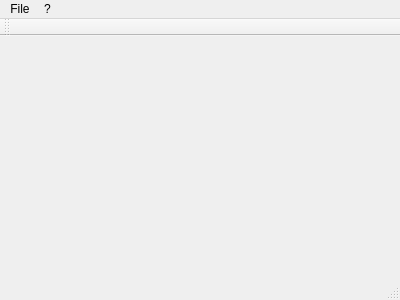
First picture: the form in QTP/mainwindow.ui, repository Qu3tzal/TpQt, before the edit.
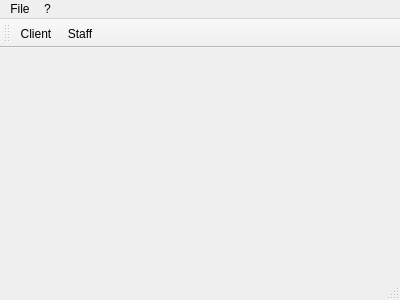
Second picture: the form after the edit.

The edit to the form file:
```diff
--- a/QTP/mainwindow.ui
+++ b/QTP/mainwindow.ui
@@ -53,8 +53,10 @@
     <enum>TopToolBarArea</enum>
    </attribute>
    <attribute name="toolBarBreak">
-    <bool>false</bool>
+    <bool>true</bool>
    </attribute>
+   <addaction name="actionClient"/>
+   <addaction name="actionStaff"/>
   </widget>
   <widget class="QStatusBar" name="statusBar"/>
   <action name="actionQuit">
```
Left out of the diff: 16 changed lines with no effect on the pictures.
